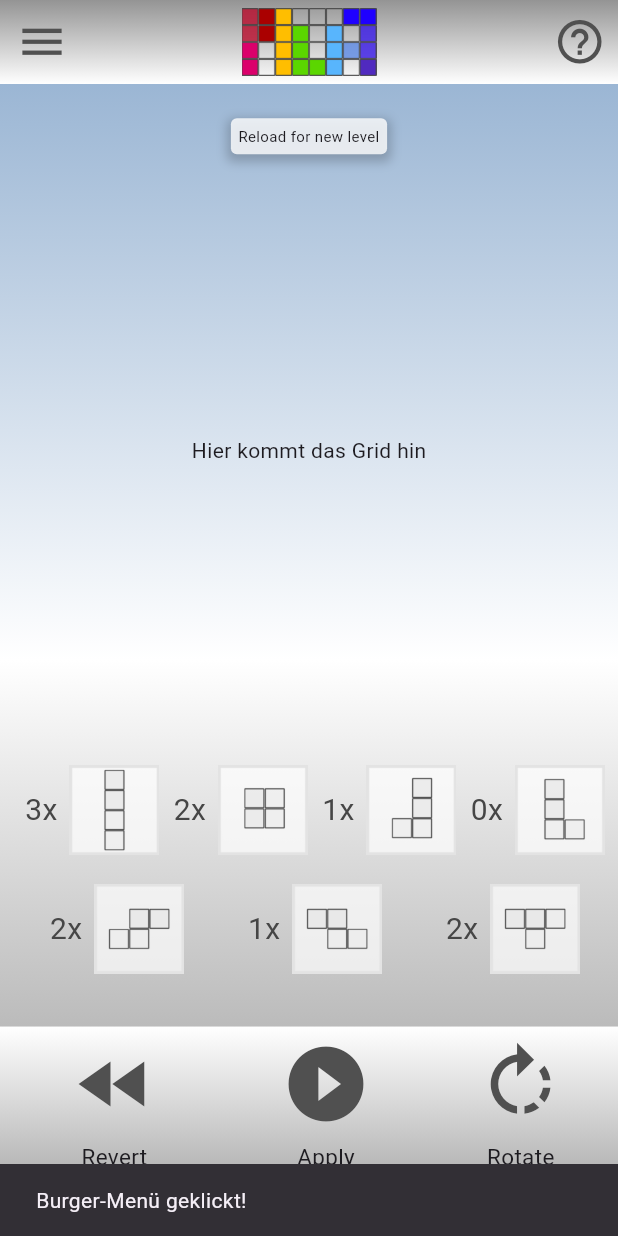
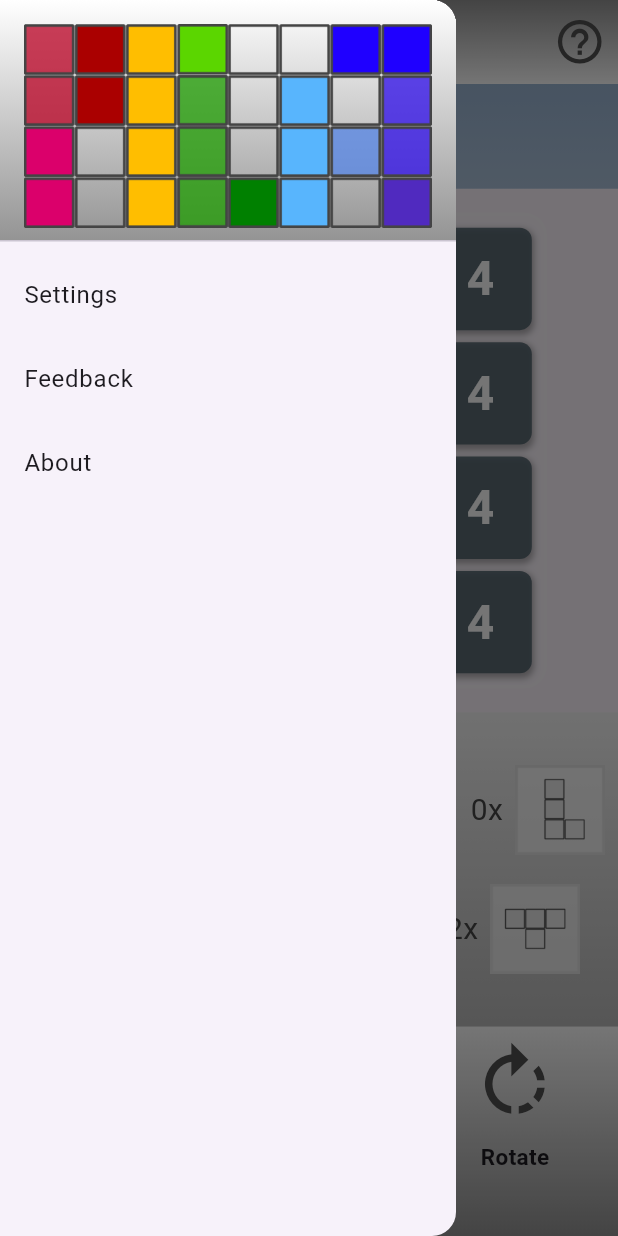
Before and after one commit to FOehlschlaeger/pila, a Flutter app: the screen it shows after launch, after a tap on the "menu" icon, on a phone screen of 412 x 824 dp. Run offline on Flutter 3.47's test engine with Material 3 defaults, Android fonts, the phone set to English and light mode, and no system bars.

Commit message:
feat: adding grid and refactor widgets into separate files

```diff
--- a/lib/main.dart
+++ b/lib/main.dart
@@ -1,4 +1,7 @@
 import 'package:flutter/material.dart';
+import 'package:pila/screens/number_grid.dart';
+import 'screens/appbar.dart';
+import 'screens/burger_menu.dart';
 
 void main() {
   runApp(const MyApp());
@@ -10,12 +13,13 @@ class MyApp extends StatelessWidget {
   @override
   Widget build(BuildContext context) {
     return MaterialApp(
-      title: 'Mein Flutter-Spiel',
+      title: 'Pila',
       theme: ThemeData(
         primarySwatch: Colors.blue,
         visualDensity: VisualDensity.adaptivePlatformDensity,
       ),
       home: const MyHomePage(),
+      debugShowCheckedModeBanner: false,
     );
   }
 }
@@ -27,48 +31,10 @@ class MyHomePage extends StatelessWidget {
   Widget build(BuildContext context) {
     return Scaffold(
       // --- AppBar-Bereich ---
-      appBar: AppBar(
-        leading: IconButton(
-          icon: const Icon(Icons.menu,
-              color: Color.fromARGB(255, 80, 80, 80)), // Burger-Menü-Icon links
-          onPressed: () {
-            ScaffoldMessenger.of(context).showSnackBar(
-              const SnackBar(content: Text('Burger-Menü geklickt!')),
-            );
-          },
-          iconSize: 35,
-        ),
-        title: Image.asset(
-          'assets/images/pila-icon.png', // Dein Bildpfad hier
-          height: 45, // Höhe des Bildes in der AppBar
-        ),
-        centerTitle: true,
-        actions: [
-          IconButton(
-            icon: const Icon(Icons.help_outline,
-                color: Color.fromARGB(255, 80, 80, 80)), // Hilfe-Icon rechts
-            onPressed: () {
-              ScaffoldMessenger.of(context).showSnackBar(
-                const SnackBar(content: Text('Hilfe-Icon geklickt!')),
-              );
-            },
-            iconSize: 35,
-          ),
-        ],
-        flexibleSpace: Container(
-          decoration: const BoxDecoration(
-            gradient: LinearGradient(
-              colors: [
-                Color.fromARGB(255, 148, 148, 148),
-                Color.fromARGB(255, 255, 255, 255),
-                // Color.fromARGB(255, 148, 148, 148)
-              ],
-              begin: Alignment.topCenter,
-              end: Alignment.bottomCenter,
-            ),
-          ),
-        ),
-      ),
+      appBar: PilaAppBar(),
+
+      // --- Settings drawer ---
+      drawer: PilaDrawer(),
 
       // --- Zentraler Bereich (Body) ---
       body: Container(
@@ -120,9 +86,10 @@ class MyHomePage extends StatelessWidget {
             Expanded(
                 flex: 5,
                 child: Center(
-                    child: const Text(
-                        'Hier kommt das Grid hin') // GameGridScreen(),
-                    )),
+                  child: GameGridScreen(),
+                  // child: const Text(
+                  //    'Hier kommt das Grid hin') // GameGridScreen(),
+                )),
 
             // Mittlere Zeile: Sieben Icons mit Zahlenfeldern (4 oben, 3 unten)
             Expanded(
@@ -198,15 +165,22 @@ class MyHomePage extends StatelessWidget {
                           textAlign: TextAlign.center,
                           style: TextStyle(
                             fontSize: 15.0,
+                            fontWeight: FontWeight.bold,
                           ),
                         ),
-                        Text('(Hold for reset)')
+                        Text(
+                          'Hold to reset',
+                          textAlign: TextAlign.center,
+                          style: TextStyle(
+                            fontSize: 10.0,
+                          ),
+                        )
                       ],
                     ),
                     Column(
                       children: [
                         IconButton(
-                          icon: const Icon(Icons.play_circle_fill),
+                          icon: const Icon(Icons.vertical_align_bottom),
                           tooltip: "Apply tetromino tile",
                           onPressed: (() => {}),
                           iconSize: 60,
@@ -217,6 +191,7 @@ class MyHomePage extends StatelessWidget {
                           textAlign: TextAlign.center,
                           style: TextStyle(
                             fontSize: 15.0,
+                            fontWeight: FontWeight.bold,
                           ),
                         ),
                       ],
@@ -235,6 +210,7 @@ class MyHomePage extends StatelessWidget {
                           textAlign: TextAlign.center,
                           style: TextStyle(
                             fontSize: 15.0,
+                            fontWeight: FontWeight.bold,
                           ),
                         ),
                       ],
@@ -276,30 +252,3 @@ class MyHomePage extends StatelessWidget {
     );
   }
 }
-/*
-class GameGridScreen extends StatefulWidget {
-  const GameGridScreen({super.key});
-
-  @override
-  State<GameGridScreen> createState() => _GameGridScreenState();
-}
-
-class _GameGridScreenState extends State<GameGridScreen> {
-  // Der Zustand des Rasters: Eine Liste von 16 Zahlen
-  late List<int> _gridNumbers;
-  final int _gridSize = 4; // 4x4 Gitter
-
-  @override
-  void initState() {
-    super.initState();
-    _initializeGrid();
-  }
-
-  // Initialisiert das Gitter mit Zufallszahlen oder einem Startzustand
-  void _initializeGrid() {
-    _gridNumbers = List.generate(_gridSize * _gridSize,
-        (index) => Random().nextInt(100)); // Zahlen von 0-99
-    // Optional: Einen vordefinierten Startzustand setzen:
-    // _gridNumbers = [1, 2, 3, 4, 5, 6, 7, 8, 9, 10, 11, 12, 13, 14, 15, 16];
-  }
-} */
--- /dev/null
+++ b/lib/screens/appbar.dart
@@ -0,0 +1,53 @@
+import 'package:flutter/material.dart';
+
+class PilaAppBar extends StatelessWidget implements PreferredSizeWidget {
+  const PilaAppBar({
+    super.key,
+  });
+
+  @override
+  Widget build(BuildContext context) {
+    return AppBar(
+      leading: IconButton(
+        icon: const Icon(Icons.menu, color: Color.fromARGB(255, 80, 80, 80)),
+        onPressed: () {
+          Scaffold.of(context).openDrawer();
+        },
+        iconSize: 35,
+      ),
+      title: Image.asset(
+        'assets/images/pila-icon.png',
+        height: 45,
+      ),
+      centerTitle: true,
+      actions: [
+        IconButton(
+          icon: const Icon(Icons.help_outline,
+              color: Color.fromARGB(255, 80, 80, 80)),
+          onPressed: () {
+            ScaffoldMessenger.of(context).showSnackBar(
+              const SnackBar(content: Text('Hilfe-Icon geklickt!')),
+            );
+          },
+          iconSize: 35,
+        ),
+      ],
+      flexibleSpace: Container(
+        decoration: const BoxDecoration(
+          gradient: LinearGradient(
+            colors: [
+              Color.fromARGB(255, 148, 148, 148),
+              Color.fromARGB(255, 255, 255, 255),
+              // Color.fromARGB(255, 148, 148, 148)
+            ],
+            begin: Alignment.topCenter,
+            end: Alignment.bottomCenter,
+          ),
+        ),
+      ),
+    );
+  }
+
+  @override
+  Size get preferredSize => const Size.fromHeight(kToolbarHeight);
+}
--- /dev/null
+++ b/lib/screens/burger_menu.dart
@@ -0,0 +1,60 @@
+import 'package:flutter/material.dart';
+
+class PilaDrawer extends StatelessWidget {
+  const PilaDrawer({
+    super.key,
+  });
+
+  @override
+  Widget build(BuildContext context) {
+    return Drawer(
+      child: ListView(
+          // Important: Remove any padding from the ListView.
+          padding: EdgeInsets.zero,
+          children: [
+            DrawerHeader(
+              decoration: BoxDecoration(
+                gradient: LinearGradient(
+                  colors: [
+                    Color.fromARGB(255, 255, 255, 255),
+                    Color.fromARGB(255, 148, 148, 148)
+                  ],
+                  begin: Alignment.topCenter,
+                  end: Alignment.bottomCenter,
+                ),
+              ),
+              child: Image.asset(
+                'assets/images/pila-icon.png',
+              ),
+            ),
+            ListTile(
+              title: const Text('Settings'),
+              onTap: () {
+                // Update the state of the app.
+                // ...
+                // Then close the drawer
+                Navigator.pop(context);
+              },
+            ),
+            ListTile(
+              title: const Text('Feedback'),
+              onTap: () {
+                // Update the state of the app.
+                // ...
+                // Then close the drawer
+                Navigator.pop(context);
+              },
+            ),
+            ListTile(
+              title: const Text('About'),
+              onTap: () {
+                // Update the state of the app.
+                // ...
+                // Then close the drawer
+                Navigator.pop(context);
+              },
+            ),
+          ]),
+    );
+  }
+}
--- /dev/null
+++ b/lib/screens/number_grid.dart
@@ -0,0 +1,141 @@
+import 'package:flutter/material.dart';
+import 'dart:math';
+
+class GameGridScreen extends StatefulWidget {
+  const GameGridScreen({super.key});
+
+  @override
+  State<GameGridScreen> createState() => _GameGridScreenState();
+}
+
+class _GameGridScreenState extends State<GameGridScreen> {
+  // The state of the grid: A list of 16 numbers
+  late List<int> _gridNumbers;
+  final int _gridSize = 4; // 4x4 grid
+
+  @override
+  void initState() {
+    super.initState();
+    _initializeGrid();
+  }
+
+  // Initializes the grid with random numbers or a random state
+  void _initializeGrid() {
+    _gridNumbers = List.generate(
+        _gridSize * _gridSize, (index) => Random().nextInt(8)); // number range
+    // Optional: Setting a predefined state
+    // _gridNumbers = [1, 2, 3, 4, 5, 6, 7, 8, 9, 10, 11, 12, 13, 14, 15, 16];
+  }
+
+  // Method to change a number in the grid, if selected
+  void _changeNumber(int index) {
+    setState(() {
+      // Example: INcrease the number by 1, or set a new random number
+      _gridNumbers[index] = (_gridNumbers[index] + 1) %
+          15; // Increase number or reset back to 0 at reaching 15
+      // _gridNumbers[index] = Random().nextInt(100); // Or a new random number
+    });
+    // Here a complex game logic can be appied,
+    // i.e. check, if an action is valid, giving points etc.
+    print('Feld $index wurde geklickt. Neue Zahl: ${_gridNumbers[index]}');
+  }
+
+  // Helper method to reset the game
+  void _resetGame() {
+    setState(() {
+      _initializeGrid();
+    });
+    ScaffoldMessenger.of(context).showSnackBar(
+      const SnackBar(content: Text('Spiel zurückgesetzt!')),
+    );
+  }
+
+  @override
+  Widget build(BuildContext context) {
+    return Scaffold(
+      /*
+      appBar: AppBar(
+        title: const Text(
+          'Zahlenraster-Spiel',
+          // style: TextStyle(color: Colors.white)
+        ),
+        // backgroundColor: Colors.deepPurple, // Passend zum Theme
+        actions: [
+          IconButton(
+            icon: const Icon(Icons.refresh, color: Colors.white),
+            onPressed: _resetGame,
+            tooltip: 'Spiel zurücksetzen',
+          ),
+        ],
+      ),
+      */
+      body: Container(
+        /*
+        decoration: const BoxDecoration(
+          gradient: LinearGradient(
+            colors: [Colors.deepPurpleAccent, Colors.purple],
+            begin: Alignment.topCenter,
+            end: Alignment.bottomCenter,
+          ),
+        ),
+        */
+        child: Center(
+          child: Padding(
+            padding: const EdgeInsets.all(16.0),
+            child: AspectRatio(
+              aspectRatio: 1, // square grid
+              child: Container(
+                decoration: BoxDecoration(
+                  color: Colors.white.withOpacity(0.1), // slighty transparency
+                  borderRadius: BorderRadius.circular(15.0),
+                  border: Border.all(
+                      color: Colors.white.withOpacity(0.3), width: 2),
+                ),
+                child: GridView.builder(
+                  padding: const EdgeInsets.all(8.0),
+                  itemCount: _gridSize * _gridSize, // 16 fields
+                  gridDelegate: SliverGridDelegateWithFixedCrossAxisCount(
+                    crossAxisCount: _gridSize, // 4 columns
+                    crossAxisSpacing: 8.0, // distance between columns
+                    mainAxisSpacing: 8.0, // distance between rows
+                  ),
+                  itemBuilder: (context, index) {
+                    // Jedes Feld ist ein GestureDetector, um Klicks zu erkennen
+                    return GestureDetector(
+                      onTap: () =>
+                          _changeNumber(index), // Ruft die Logik bei Klick auf
+                      child: Container(
+                        decoration: BoxDecoration(
+                          color: Colors.blueGrey.shade700
+                              .withOpacity(0.8), // Hintergrundfarbe des Feldes
+                          borderRadius: BorderRadius.circular(8.0),
+                          boxShadow: [
+                            BoxShadow(
+                              color: Colors.black.withOpacity(0.3),
+                              spreadRadius: 1,
+                              blurRadius: 3,
+                              offset: const Offset(0, 2),
+                            ),
+                          ],
+                        ),
+                        alignment: Alignment.center,
+                        child: Text(
+                          '${_gridNumbers[index]}', // Zeigt die aktuelle Zahl an
+                          style: const TextStyle(
+                            color: Colors.white,
+                            fontSize: 32.0,
+                            fontWeight: FontWeight.bold,
+                          ),
+                        ),
+                      ),
+                    );
+                  },
+                ),
+              ),
+            ),
+          ),
+        ),
+      ),
+    );
+  }
+}
```
Also changed, not shown: assets/images/pila-icon.png, assets/images/pila-icon.svg, assets/images/pila-icon_wide.png (added), assets/images/pila-icon_wide.svg (added), lib/screens/feedback.dart (added), lib/screens/play.dart (deleted).
